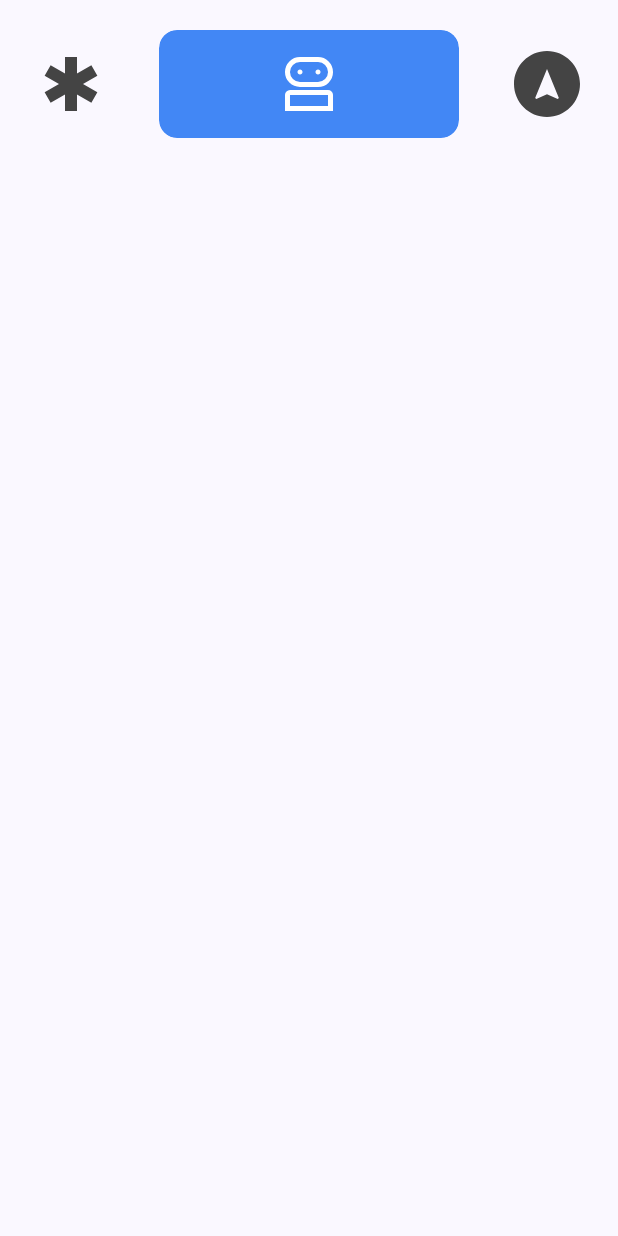
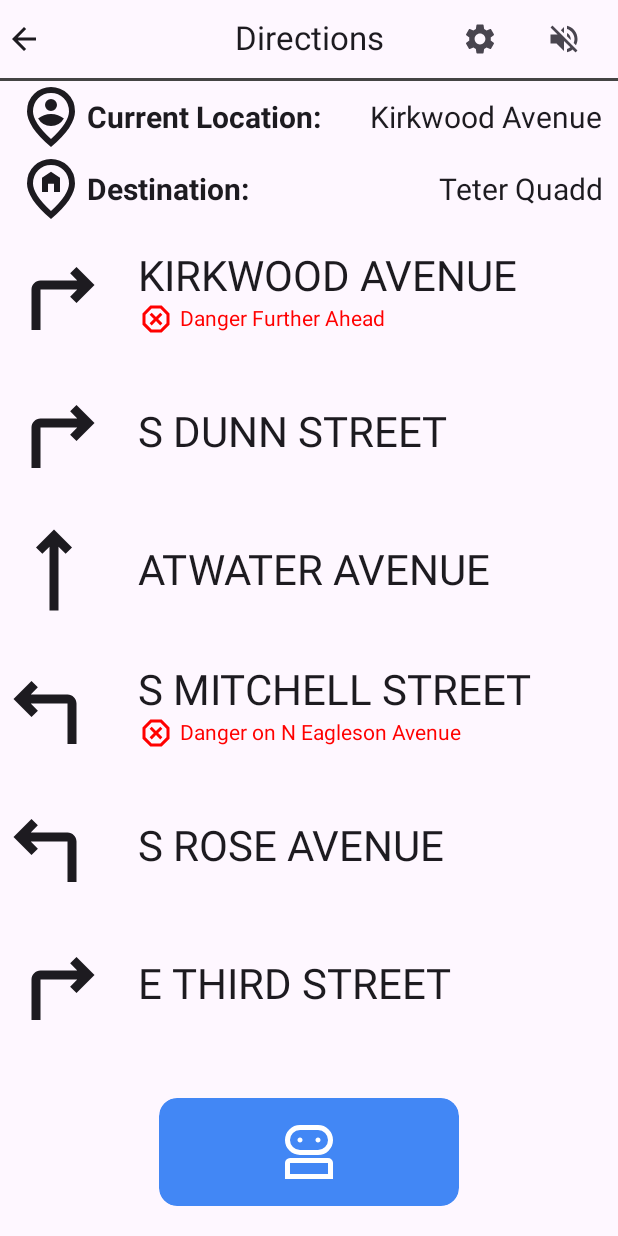
Before and after one commit to Azuronate/I403-Prototype, an Android app built with Jetpack Compose: the composable Actions shown on its own in the app's theme, after a tap on "Navigation (Arrow)", on a phone screen of 412 x 824 dp. Run offline under Robolectric (Android 15) with nearby library versions, the phone set to English and light mode, and no system bars.

Commit message:
Direction-by-Direction Page

```diff
--- /dev/null
+++ b/app/src/main/java/edu/iu/luddy/i403prototype/Directions.kt
@@ -0,0 +1,154 @@
+package edu.iu.luddy.i403prototype
+
+import android.os.Bundle
+import androidx.activity.ComponentActivity
+import androidx.activity.compose.setContent
+import androidx.activity.enableEdgeToEdge
+import androidx.compose.foundation.layout.Arrangement
+import androidx.compose.foundation.layout.Column
+import androidx.compose.foundation.layout.Row
+import androidx.compose.foundation.layout.fillMaxSize
+import androidx.compose.foundation.layout.fillMaxWidth
+import androidx.compose.foundation.layout.height
+import androidx.compose.foundation.layout.padding
+import androidx.compose.foundation.layout.size
+import androidx.compose.foundation.lazy.LazyColumn
+import androidx.compose.material3.Icon
+import androidx.compose.material3.Scaffold
+import androidx.compose.material3.Text
+import androidx.compose.runtime.Composable
+import androidx.compose.ui.Alignment
+import androidx.compose.ui.Modifier
+import androidx.compose.ui.graphics.Color
+import androidx.compose.ui.res.painterResource
+import androidx.compose.ui.text.font.FontWeight
+import androidx.compose.ui.unit.dp
+import androidx.compose.ui.unit.sp
+import edu.iu.luddy.i403prototype.ui.theme.I403PrototypeTheme
+
+class Directions : ComponentActivity() {
+    override fun onCreate(savedInstanceState: Bundle?) {
+        super.onCreate(savedInstanceState)
+        enableEdgeToEdge()
+
+        // Hardcoded Streets
+        val directions: Map<String, Pair<String, String>> = mapOf(
+            "Kirkwood Avenue" to ("Right" to "Danger Further Ahead"),
+            "S Dunn Street" to ("Right" to ""),
+            "Atwater Avenue" to ("Straight" to ""),
+            "S Mitchell Street" to ("Left" to "Danger on N Eagleson Avenue"),
+            "S Rose Avenue" to ("Left" to ""),
+            "E Third Street" to ("Right" to ""),
+            "S Union Street" to ("Left" to ""),
+            "E Tenth Street" to ("Left" to ""),
+            "N Sunrise Drive" to ("Left" to ""),
+        )
+
+        // Mutables
+        setContent {
+            Scaffold(
+                topBar = { TopBar("Directions") { finish() } },
+                modifier = Modifier.fillMaxSize(),
+                bottomBar = { Actions(this) }
+            ) { innerPadding ->
+                Column(
+                    verticalArrangement = Arrangement.Center,
+                    modifier = Modifier
+                        .fillMaxSize()
+                        .padding(innerPadding)
+                ) {
+                    Column(
+                        horizontalAlignment = Alignment.Start,
+                        verticalArrangement = Arrangement.SpaceAround,
+                        modifier = Modifier
+                            .fillMaxWidth()
+                            .padding(horizontal = 10.dp)
+                    ) {
+                        // Point A
+                        Row(
+                            horizontalArrangement = Arrangement.SpaceBetween,
+                            verticalAlignment = Alignment.CenterVertically,
+                            modifier = Modifier.fillMaxWidth()
+                        ) {
+                            Row(verticalAlignment = Alignment.CenterVertically) {
+                                Icon(
+                                    painter = painterResource(R.drawable.current_location),
+                                    contentDescription = "Current Location (Pin with person)",
+                                    modifier = Modifier.size(48.dp)
+                                )
+
+                                Text("Current Location: ", fontSize = 20.sp, fontWeight = FontWeight.Bold)
+                            }
+
+                            Text("Kirkwood Avenue", fontSize = 20.sp)
+                        }
+
+                        // Point B
+                        Row(
+                            horizontalArrangement = Arrangement.SpaceBetween,
+                            verticalAlignment = Alignment.CenterVertically,
+                            modifier = Modifier.fillMaxWidth()
+                        ) {
+                            Row(verticalAlignment = Alignment.CenterVertically) {
+                                Icon(
+                                    painter = painterResource(R.drawable.destination_location),
+                                    contentDescription = "Destination Location (Home with person)",
+                                    modifier = Modifier.size(48.dp)
+                                )
+
+                                Text("Destination: ", fontSize = 20.sp, fontWeight = FontWeight.Bold)
+                            }
+
+                            Text("Teter Quadd", fontSize = 20.sp)
+                        }
+                    }
+
+                    LazyColumn() {
+                        directions.forEach { (street, information) ->
+                            item { DirectionView(street, information.first, information.second) }
+                        }
+                    }
+                }
+            }
+        }
+    }
+}
+
+@Composable
+fun DirectionView(street: String, direction: String, danger: String) {
+    Row(
+        horizontalArrangement = Arrangement.spacedBy(20.dp),
+        verticalAlignment = Alignment.CenterVertically,
+        modifier = Modifier.height(92.dp)
+    ) {
+        Icon(
+            painter = painterResource(
+                when (direction) {
+                    "Left" -> R.drawable.left
+                    "Right" -> R.drawable.right
+                    else -> R.drawable.straight
+                }
+            ),
+            contentDescription = if (direction == "Left") "Left" else "Right",
+        )
+
+        Column() {
+            Text(street.uppercase(), fontSize = 28.sp)
+
+            if (danger.isNotBlank()) {
+                Row(
+                    horizontalArrangement = Arrangement.spacedBy(4.dp),
+                    verticalAlignment = Alignment.CenterVertically
+                ) {
+                    Icon(
+                        painter = painterResource(R.drawable.danger),
+                        contentDescription = "Dangerous (Octagon with an X)",
+                        tint = Color.Red
+                    )
+
+                    Text(danger, fontSize = 14.sp, color = Color.Red)
+                }
+            }
+        }
+    }
+}
--- a/app/src/main/java/edu/iu/luddy/i403prototype/MainActivity.kt
+++ b/app/src/main/java/edu/iu/luddy/i403prototype/MainActivity.kt
@@ -2,6 +2,8 @@ package edu.iu.luddy.i403prototype
 
 import android.app.AlertDialog
 import android.app.Dialog
+import android.content.Context
+import android.content.Intent
 import android.os.Bundle
 import androidx.activity.ComponentActivity
 import androidx.activity.compose.setContent
@@ -89,9 +91,9 @@ class MainActivity : ComponentActivity() {
         setContent {
             I403PrototypeTheme {
                 Scaffold(
-                    topBar = { TopBar("Navigation") },
+                    topBar = { TopBar("Navigation") { } },
                     modifier = Modifier.fillMaxSize(),
-                    bottomBar = { Actions() }
+                    bottomBar = { Actions(this@MainActivity) }
                 ) { innerPadding ->
                     Column(
                         verticalArrangement = Arrangement.Center,
@@ -109,12 +111,25 @@ class MainActivity : ComponentActivity() {
 
 @Composable
 @OptIn(ExperimentalMaterial3Api::class)
-fun TopBar(title: String) {
+fun TopBar(title: String, onNavigate: () -> Unit) {
     Column() {
         // Bar
         CenterAlignedTopAppBar(
             title = { Text(title) },
             expandedHeight = 52.dp,
+            navigationIcon = {
+                if (title != "Navigation") {
+                    IconButton(
+                        onClick = onNavigate,
+                        modifier = Modifier.size(24.dp)
+                    ) {
+                        Icon(
+                            painter = painterResource(R.drawable.back),
+                            contentDescription = "Go Back (Arrow)",
+                        )
+                    }
+                }
+            },
             actions = {
                 Row(
                     horizontalArrangement = Arrangement.spacedBy(32.dp),
@@ -166,7 +181,7 @@ fun Orientator(distance: Int, direction: String, street: String) {
                 shape = RoundedCornerShape(10.dp)
             )
             .paint(
-                painter = if (mode.value == 0) ColorPainter(Color.Transparent) else painterResource(
+                painter = if (mode.intValue == 0) ColorPainter(Color.Transparent) else painterResource(
                     R.drawable.map_view
                 ),
                 contentScale = ContentScale.Inside
@@ -196,7 +211,7 @@ fun Orientator(distance: Int, direction: String, street: String) {
         }
 
         IconButton(
-            onClick = { if (mode.value == 0) mode.value = 1 else mode.value = 0 },
+            onClick = { if (mode.intValue == 0) mode.intValue = 1 else mode.intValue = 0 },
             shape = RoundedCornerShape(12.dp),
             modifier = Modifier
                 .fillMaxWidth()
@@ -218,7 +233,7 @@ fun Orientator(distance: Int, direction: String, street: String) {
                 )
 
                 Text(
-                    text = if (mode.value == 0) "View Map" else "View Directions",
+                    text = if (mode.intValue == 0) "View Map" else "View Directions",
                     fontSize = 32.sp
                 )
             }
@@ -227,7 +242,7 @@ fun Orientator(distance: Int, direction: String, street: String) {
 }
 
 @Composable
-fun Actions() {
+fun Actions(context: Context) {
     val showAISheet = rememberSaveable { mutableStateOf(false) }
     val showEmergencyDialog = rememberSaveable { mutableStateOf(false) }
 
@@ -239,7 +254,9 @@ fun Actions() {
             .padding(vertical = 20.dp)
     ) {
         // Emergency Services Dialog Launcher
-        ActionButton(0, "Emergency Contacts (Star)") { showEmergencyDialog.value = !showEmergencyDialog.value }
+        if (context is MainActivity) {
+            ActionButton(0, "Emergency Contacts (Star)") { showEmergencyDialog.value = !showEmergencyDialog.value }
+        }
 
         if (showEmergencyDialog.value) {
             EmergencyDialog(
@@ -254,8 +271,11 @@ fun Actions() {
         if (showAISheet.value) AISheet(onDismiss = { showAISheet.value = false })
 
         // Directions Page Launcher
-        ActionButton(2, "Navigation (Arrow)") {
-
+        if (context is MainActivity) {
+            ActionButton(2, "Navigation (Arrow)") {
+                val intent = Intent(context, Directions::class.java)
+                context.startActivity(intent)
+            }
         }
     }
 }
--- /dev/null
+++ b/app/src/main/res/drawable/back.xml
@@ -0,0 +1,20 @@
+<!--
+  ~ Copyright (C) 2026 The Android Open Source Project
+  ~
+  ~ Licensed under the Apache License, Version 2.0 (the "License");
+  ~ you may not use this file except in compliance with the License.
+  ~ You may obtain a copy of the License at
+  ~
+  ~      http://www.apache.org/licenses/LICENSE-2.0
+  ~
+  ~ Unless required by applicable law or agreed to in writing, software
+  ~ distributed under the License is distributed on an "AS IS" BASIS,
+  ~ WITHOUT WARRANTIES OR CONDITIONS OF ANY KIND, either express or implied.
+  ~ See the License for the specific language governing permissions and
+  ~ limitations under the License.
+  -->
+<vector xmlns:android="http://schemas.android.com/apk/res/android" android:autoMirrored="true" android:height="24dp" android:tint="#000000" android:viewportHeight="24" android:viewportWidth="24" android:width="24dp">
+
+    <path android:fillColor="@android:color/white" android:pathData="M20,11H7.83l5.59,-5.59L12,4l-8,8 8,8 1.41,-1.41L7.83,13H20v-2z"/>
+
+</vector>
--- /dev/null
+++ b/app/src/main/res/drawable/current_location.xml
@@ -0,0 +1,20 @@
+<!--
+  ~ Copyright (C) 2026 The Android Open Source Project
+  ~
+  ~ Licensed under the Apache License, Version 2.0 (the "License");
+  ~ you may not use this file except in compliance with the License.
+  ~ You may obtain a copy of the License at
+  ~
+  ~      http://www.apache.org/licenses/LICENSE-2.0
+  ~
+  ~ Unless required by applicable law or agreed to in writing, software
+  ~ distributed under the License is distributed on an "AS IS" BASIS,
+  ~ WITHOUT WARRANTIES OR CONDITIONS OF ANY KIND, either express or implied.
+  ~ See the License for the specific language governing permissions and
+  ~ limitations under the License.
+  -->
+<vector xmlns:android="http://schemas.android.com/apk/res/android" android:height="24dp" android:tint="#000000" android:viewportHeight="960" android:viewportWidth="960" android:width="24dp">
+
+    <path android:fillColor="@android:color/white" android:pathData="M581,572.5Q626,545 652,500Q617,471 573,455.5Q529,440 480,440Q431,440 387,455.5Q343,471 308,500Q334,545 379,572.5Q424,600 480,600Q536,600 581,572.5ZM480,400Q513,400 536.5,376.5Q560,353 560,320Q560,287 536.5,263.5Q513,240 480,240Q447,240 423.5,263.5Q400,287 400,320Q400,353 423.5,376.5Q447,400 480,400ZM480,774Q602,662 661,570.5Q720,479 720,408Q720,299 650.5,229.5Q581,160 480,160Q379,160 309.5,229.5Q240,299 240,408Q240,479 299,570.5Q358,662 480,774ZM480,880Q319,743 239.5,625.5Q160,508 160,408Q160,258 256.5,169Q353,80 480,80Q607,80 703.5,169Q800,258 800,408Q800,508 720.5,625.5Q641,743 480,880ZM480,400Q480,400 480,400Q480,400 480,400Q480,400 480,400Q480,400 480,400Q480,400 480,400Q480,400 480,400Q480,400 480,400Q480,400 480,400Z"/>
+
+</vector>
--- /dev/null
+++ b/app/src/main/res/drawable/danger.xml
@@ -0,0 +1,20 @@
+<!--
+  ~ Copyright (C) 2026 The Android Open Source Project
+  ~
+  ~ Licensed under the Apache License, Version 2.0 (the "License");
+  ~ you may not use this file except in compliance with the License.
+  ~ You may obtain a copy of the License at
+  ~
+  ~      http://www.apache.org/licenses/LICENSE-2.0
+  ~
+  ~ Unless required by applicable law or agreed to in writing, software
+  ~ distributed under the License is distributed on an "AS IS" BASIS,
+  ~ WITHOUT WARRANTIES OR CONDITIONS OF ANY KIND, either express or implied.
+  ~ See the License for the specific language governing permissions and
+  ~ limitations under the License.
+  -->
+<vector xmlns:android="http://schemas.android.com/apk/res/android" android:height="24dp" android:tint="#000000" android:viewportHeight="960" android:viewportWidth="960" android:width="24dp">
+
+    <path android:fillColor="@android:color/white" android:pathData="M330,840L120,630L120,330L330,120L630,120L840,330L840,630L630,840L330,840ZM366,650L480,536L594,650L650,594L536,480L650,366L594,310L480,424L366,310L310,366L424,480L310,594L366,650ZM364,760L596,760L760,596L760,364L596,200L364,200L200,364L200,596L364,760ZM480,480L480,480L480,480L480,480L480,480L480,480L480,480L480,480Z"/>
+
+</vector>
--- /dev/null
+++ b/app/src/main/res/drawable/destination_location.xml
@@ -0,0 +1,20 @@
+<!--
+  ~ Copyright (C) 2026 The Android Open Source Project
+  ~
+  ~ Licensed under the Apache License, Version 2.0 (the "License");
+  ~ you may not use this file except in compliance with the License.
+  ~ You may obtain a copy of the License at
+  ~
+  ~      http://www.apache.org/licenses/LICENSE-2.0
+  ~
+  ~ Unless required by applicable law or agreed to in writing, software
+  ~ distributed under the License is distributed on an "AS IS" BASIS,
+  ~ WITHOUT WARRANTIES OR CONDITIONS OF ANY KIND, either express or implied.
+  ~ See the License for the specific language governing permissions and
+  ~ limitations under the License.
+  -->
+<vector xmlns:android="http://schemas.android.com/apk/res/android" android:height="24dp" android:tint="#000000" android:viewportHeight="960" android:viewportWidth="960" android:width="24dp">
+
+    <path android:fillColor="@android:color/white" android:pathData="M360,520L440,520L440,410L520,410L520,520L600,520L600,330L480,250L360,330L360,520ZM480,774Q602,662 661,570.5Q720,479 720,408Q720,299 650.5,229.5Q581,160 480,160Q379,160 309.5,229.5Q240,299 240,408Q240,479 299,570.5Q358,662 480,774ZM480,880Q319,743 239.5,625.5Q160,508 160,408Q160,258 256.5,169Q353,80 480,80Q607,80 703.5,169Q800,258 800,408Q800,508 720.5,625.5Q641,743 480,880ZM480,400Q480,400 480,400Q480,400 480,400Q480,400 480,400Q480,400 480,400Q480,400 480,400Q480,400 480,400Q480,400 480,400Q480,400 480,400Z"/>
+
+</vector>
--- /dev/null
+++ b/app/src/main/res/drawable/straight.xml
@@ -0,0 +1,20 @@
+<!--
+  ~ Copyright (C) 2026 The Android Open Source Project
+  ~
+  ~ Licensed under the Apache License, Version 2.0 (the "License");
+  ~ you may not use this file except in compliance with the License.
+  ~ You may obtain a copy of the License at
+  ~
+  ~      http://www.apache.org/licenses/LICENSE-2.0
+  ~
+  ~ Unless required by applicable law or agreed to in writing, software
+  ~ distributed under the License is distributed on an "AS IS" BASIS,
+  ~ WITHOUT WARRANTIES OR CONDITIONS OF ANY KIND, either express or implied.
+  ~ See the License for the specific language governing permissions and
+  ~ limitations under the License.
+  -->
+<vector xmlns:android="http://schemas.android.com/apk/res/android" android:height="72dp" android:tint="#000000" android:viewportHeight="24" android:viewportWidth="24" android:width="72dp">
+
+    <path android:fillColor="@android:color/white" android:pathData="M11,6.83l-1.59,1.58l-1.41,-1.41l4,-4l4,4l-1.41,1.41l-1.59,-1.58l0,14.17l-2,0z"/>
+
+</vector>
```
Also changed, not shown: app/src/main/AndroidManifest.xml (+6 -1 lines).
